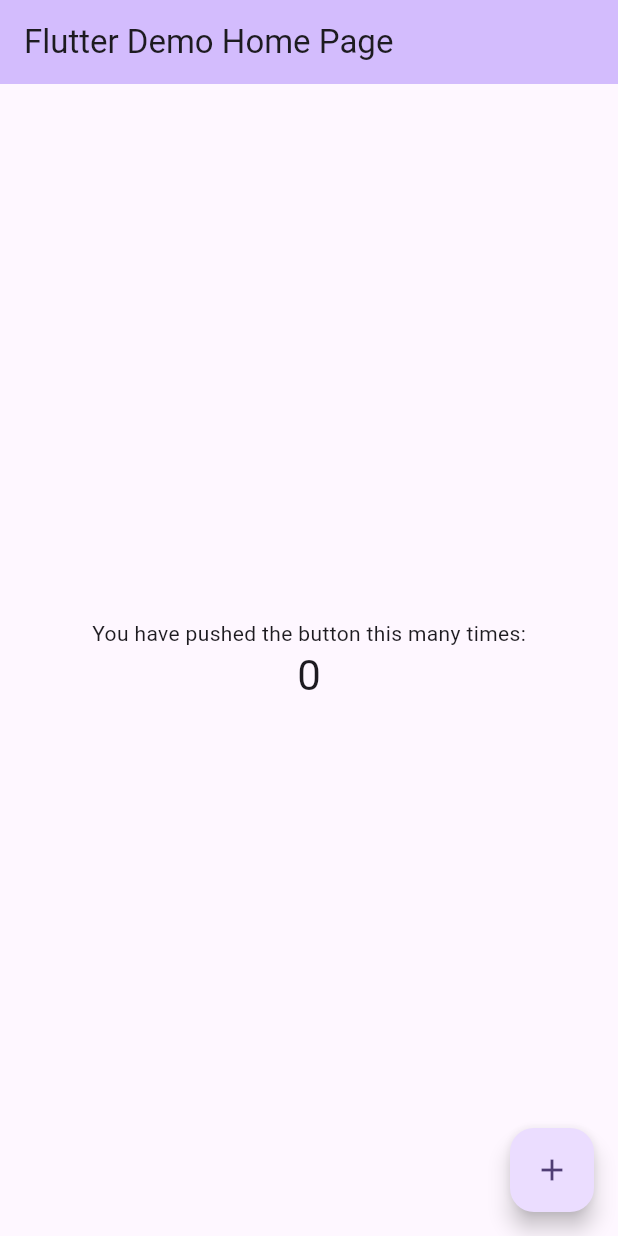
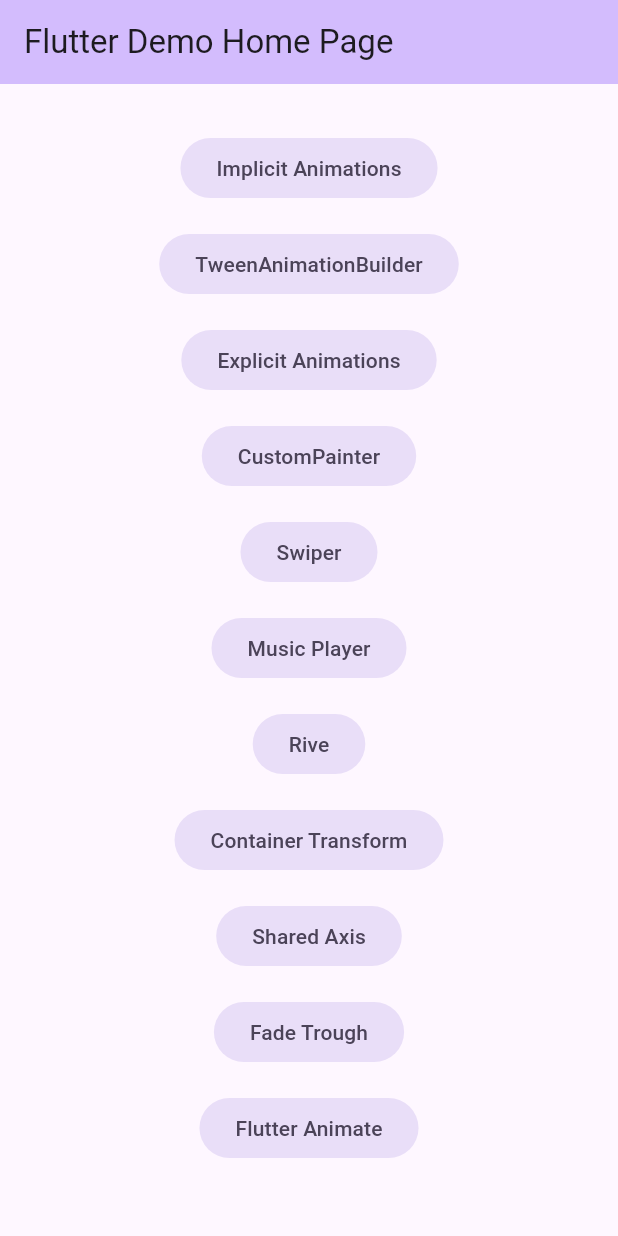
Before and after one commit to hyesuhong/flutter_playground, a Flutter app: the screen it shows after launch, on a phone screen of 412 x 824 dp. Run offline on Flutter 3.47's test engine with Material 3 defaults, Android fonts, the phone set to English and light mode, and no system bars; our stand-ins replace shared_preferences.

Commit message:
feat: animation_app - add home page

```diff
--- a/animation_app/lib/main.dart
+++ b/animation_app/lib/main.dart
@@ -1,3 +1,4 @@
+import 'package:animation_app/screens/home_screen.dart';
 import 'package:flutter/material.dart';
 
 void main() {
@@ -13,113 +14,10 @@ class MyApp extends StatelessWidget {
     return MaterialApp(
       title: 'Flutter Demo',
       theme: ThemeData(
-        // This is the theme of your application.
-        //
-        // TRY THIS: Try running your application with "flutter run". You'll see
-        // the application has a purple toolbar. Then, without quitting the app,
-        // try changing the seedColor in the colorScheme below to Colors.green
-        // and then invoke "hot reload" (save your changes or press the "hot
-        // reload" button in a Flutter-supported IDE, or press "r" if you used
-        // the command line to start the app).
-        //
-        // Notice that the counter didn't reset back to zero; the application
-        // state is not lost during the reload. To reset the state, use hot
-        // restart instead.
-        //
-        // This works for code too, not just values: Most code changes can be
-        // tested with just a hot reload.
         colorScheme: ColorScheme.fromSeed(seedColor: Colors.deepPurple),
         useMaterial3: true,
       ),
-      home: const MyHomePage(title: 'Flutter Demo Home Page'),
+      home: const HomeScreen(title: 'Flutter Demo Home Page'),
     );
   }
 }
-
-class MyHomePage extends StatefulWidget {
-  const MyHomePage({super.key, required this.title});
-
-  // This widget is the home page of your application. It is stateful, meaning
-  // that it has a State object (defined below) that contains fields that affect
-  // how it looks.
-
-  // This class is the configuration for the state. It holds the values (in this
-  // case the title) provided by the parent (in this case the App widget) and
-  // used by the build method of the State. Fields in a Widget subclass are
-  // always marked "final".
-
-  final String title;
-
-  @override
-  State<MyHomePage> createState() => _MyHomePageState();
-}
-
-class _MyHomePageState extends State<MyHomePage> {
-  int _counter = 0;
-
-  void _incrementCounter() {
-    setState(() {
-      // This call to setState tells the Flutter framework that something has
-      // changed in this State, which causes it to rerun the build method below
-      // so that the display can reflect the updated values. If we changed
-      // _counter without calling setState(), then the build method would not be
-      // called again, and so nothing would appear to happen.
-      _counter++;
-    });
-  }
-
-  @override
-  Widget build(BuildContext context) {
-    // This method is rerun every time setState is called, for instance as done
-    // by the _incrementCounter method above.
-    //
-    // The Flutter framework has been optimized to make rerunning build methods
-    // fast, so that you can just rebuild anything that needs updating rather
-    // than having to individually change instances of widgets.
-    return Scaffold(
-      appBar: AppBar(
-        // TRY THIS: Try changing the color here to a specific color (to
-        // Colors.amber, perhaps?) and trigger a hot reload to see the AppBar
-        // change color while the other colors stay the same.
-        backgroundColor: Theme.of(context).colorScheme.inversePrimary,
-        // Here we take the value from the MyHomePage object that was created by
-        // the App.build method, and use it to set our appbar title.
-        title: Text(widget.title),
-      ),
-      body: Center(
-        // Center is a layout widget. It takes a single child and positions it
-        // in the middle of the parent.
-        child: Column(
-          // Column is also a layout widget. It takes a list of children and
-          // arranges them vertically. By default, it sizes itself to fit its
-          // children horizontally, and tries to be as tall as its parent.
-          //
-          // Column has various properties to control how it sizes itself and
-          // how it positions its children. Here we use mainAxisAlignment to
-          // center the children vertically; the main axis here is the vertical
-          // axis because Columns are vertical (the cross axis would be
-          // horizontal).
-          //
-          // TRY THIS: Invoke "debug painting" (choose the "Toggle Debug Paint"
-          // action in the IDE, or press "p" in the console), to see the
-          // wireframe for each widget.
-          mainAxisAlignment: MainAxisAlignment.center,
-          children: <Widget>[
-            const Text(
-              'You have pushed the button this many times:',
-            ),
-            Text(
-              '$_counter',
-              style: Theme.of(context).textTheme.headlineMedium,
-            ),
-          ],
-        ),
-      ),
-      floatingActionButton: FloatingActionButton(
-        onPressed: _incrementCounter,
-        tooltip: 'Increment',
-        child: const Icon(Icons.add),
-      ), // This trailing comma makes auto-formatting nicer for build methods.
-    );
-  }
-}
--- /dev/null
+++ b/animation_app/lib/screens/home_screen.dart
@@ -0,0 +1,62 @@
+import 'package:flutter/material.dart';
+
+const animationList = [
+  'Implicit Animations',
+  'TweenAnimationBuilder',
+  'Explicit Animations',
+  'CustomPainter',
+  'Swiper',
+  'Music Player',
+  'Rive',
+  'Container Transform',
+  'Shared Axis',
+  'Fade Trough',
+  'Flutter Animate',
+];
+
+class HomeScreen extends StatelessWidget {
+  const HomeScreen({super.key, required this.title});
+
+  final String title;
+
+  @override
+  Widget build(BuildContext context) {
+    return Scaffold(
+      appBar: AppBar(
+        backgroundColor: Theme.of(context).colorScheme.inversePrimary,
+        title: Text(title),
+      ),
+      body: SingleChildScrollView(
+        padding: const EdgeInsets.symmetric(
+          vertical: 32,
+        ),
+        child: SizedBox(
+          width: double.infinity,
+          child: Column(
+            crossAxisAlignment: CrossAxisAlignment.center,
+            mainAxisSize: MainAxisSize.max,
+            children: [
+              ...List.generate(
+                animationList.length,
+                (index) => index == animationList.length - 1
+                    ? FilledButton.tonal(
+                        onPressed: () {}, child: Text(animationList[index]))
+                    : Column(
+                        children: [
+                          FilledButton.tonal(
+                            onPressed: () {},
+                            child: Text(animationList[index]),
+                          ),
+                          const SizedBox(
+                            height: 16,
+                          )
+                        ],
+                      ),
+              )
+            ],
+          ),
+        ),
+      ),
+    );
+  }
+}
```
